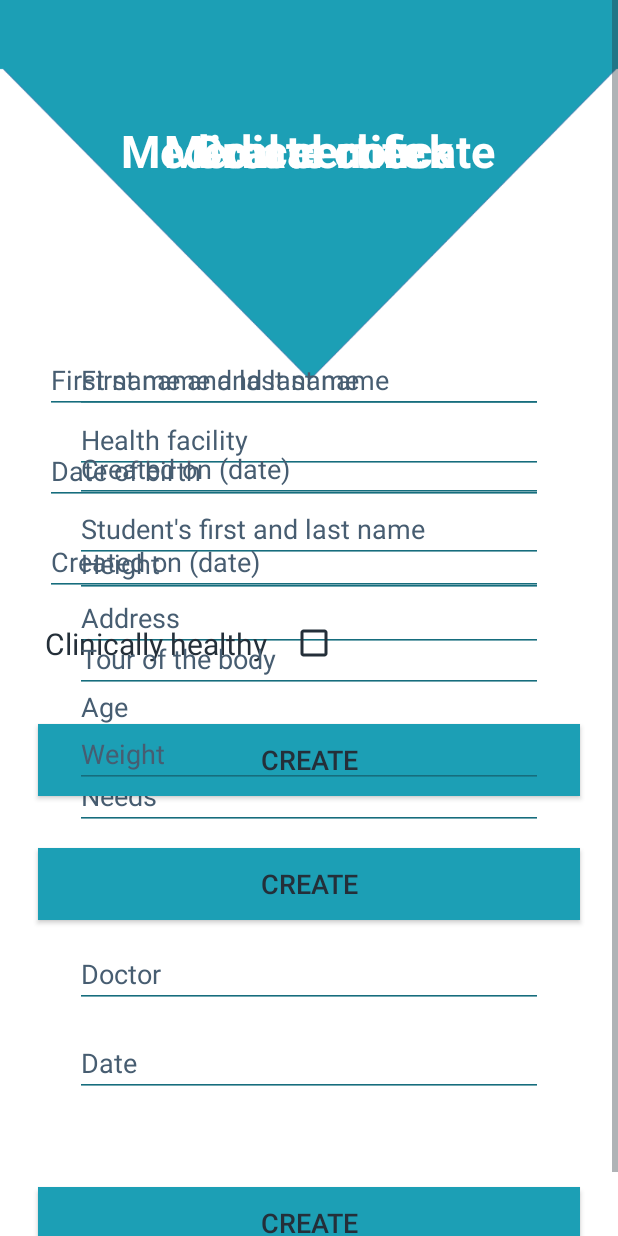
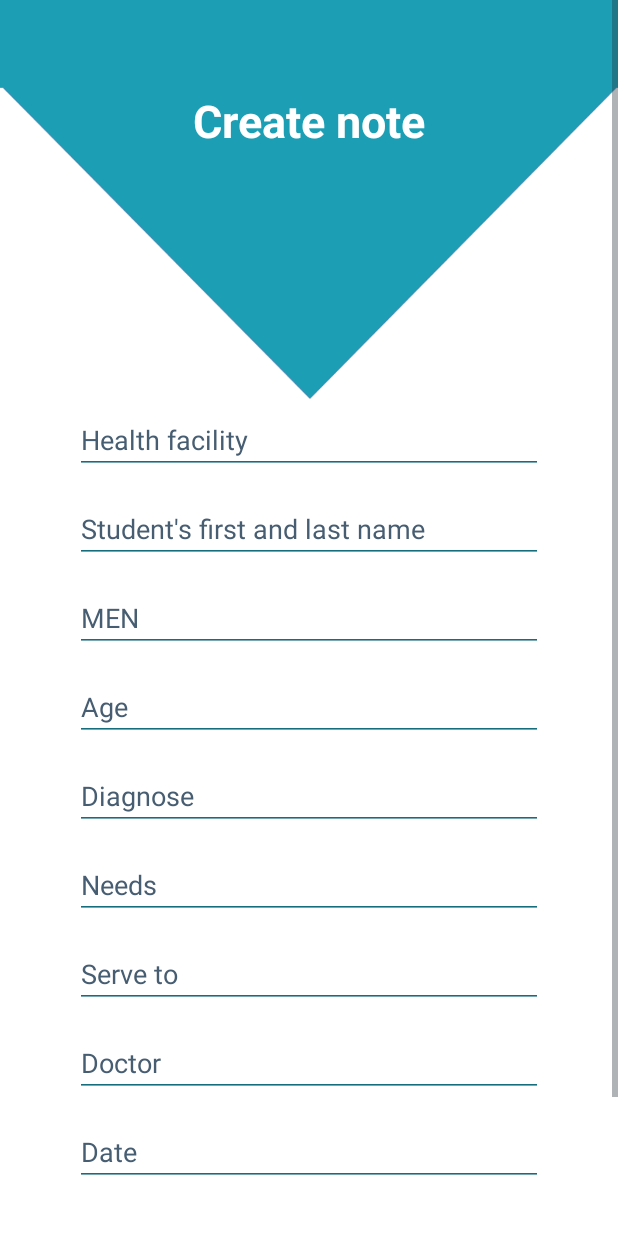
Before and after one commit to sabaton1111/MediNote-Android-master, an Android app: the fragment Main_fragment shown on its own in the app's theme, on a phone screen of 412 x 824 dp. Run offline under Robolectric (Android 15) with nearby library versions, the phone set to English and light mode, and no system bars.

Commit message:
Design update - check_fragment create_fragment fragment_check_medi_note fragment_start main_fragment

```diff
--- a/app/src/main/res/layout/activity_main.xml
+++ b/app/src/main/res/layout/activity_main.xml
@@ -5,7 +5,7 @@
     android:id="@+id/activity_login"
     android:layout_width="match_parent"
     android:layout_height="match_parent"
-    android:background="@color/colorPrimaryDark"
+    android:background="@mipmap/back_check1"
     android:orientation="vertical">
 
     <LinearLayout
--- a/app/src/main/res/layout/check_fragment.xml
+++ b/app/src/main/res/layout/check_fragment.xml
@@ -14,7 +14,7 @@
         android:text="@string/check_note"
         android:id="@+id/enter_nin"
         android:textAlignment="center"
-        android:layout_marginTop="130dp"
+        android:layout_marginTop="100dp"
         android:textSize="30sp"
         android:textStyle="bold"
         android:textColor="@android:color/white"
@@ -29,7 +29,7 @@
             android:layout_height="wrap_content"
             android:id="@+id/check_nin_editbox"
             android:layout_gravity="center_horizontal"
-            android:layout_marginTop="150dp"
+            android:layout_marginTop="160dp"
             android:layout_marginStart="20dp"
             android:layout_marginEnd="20dp"
             android:hint="@string/enter_student_s_nin"
--- a/app/src/main/res/layout/fragment_start.xml
+++ b/app/src/main/res/layout/fragment_start.xml
@@ -25,6 +25,7 @@
         android:layout_width="match_parent"
         android:layout_height="wrap_content"
         android:id="@+id/buttonNext"
+        android:textSize="18sp"
         android:layout_alignParentBottom="true"
         android:layout_centerHorizontal="true"
         android:layout_marginBottom="22dp"
--- a/app/src/main/res/layout/fragment_student_registration.xml
+++ b/app/src/main/res/layout/fragment_student_registration.xml
@@ -103,7 +103,8 @@
             android:layout_below="@+id/editTextStudentNIN"
             android:layout_marginTop="15dp"
             android:layout_marginStart="25dp"
-            android:layout_marginBottom="20dp"
+            android:layout_marginBottom="30dp"
+            android:textSize="18sp"
             android:layout_marginEnd="25dp" />
 
 
--- a/app/src/main/res/layout/main_fragment.xml
+++ b/app/src/main/res/layout/main_fragment.xml
@@ -5,10 +5,10 @@
     android:id="@+id/activity_login"
     android:layout_width="match_parent"
     android:layout_height="match_parent"
-    android:background="@mipmap/back_check1"
+    android:background="@android:color/white"
     android:orientation="vertical">
 
-
+<!--
     <TabHost
         android:layout_width="match_parent"
         android:layout_height="match_parent"
@@ -38,6 +38,7 @@
                     android:layout_width="match_parent"
                     android:layout_height="match_parent"
                     android:orientation="vertical">
+                    -->
                     <ScrollView
                         android:layout_width="match_parent"
                         android:layout_height="match_parent"
@@ -46,21 +47,15 @@
                         android:layout_alignParentStart="true">
                         <RelativeLayout
                             android:layout_width="match_parent"
-                            android:layout_height="match_parent"
+                            android:layout_height="wrap_content"
                             >
                             <ImageView
                                 android:id="@+id/background_one"
                                 android:layout_width="match_parent"
-                                android:layout_marginTop="-300dp"
-                                android:layout_height="match_parent"
-                                android:src="@mipmap/back_check1"/>
-
-                            <ImageView
-
-                                android:id="@+id/background_two"
-                                android:layout_width="0dp"
-                                android:layout_height="0dp"
-                                android:src="@mipmap/white_back"/>
+                               android:layout_marginTop="-150dp"
+                                android:src="@mipmap/blue"
+                                android:layout_height="wrap_content"
+                               />
 
                             <TextView
                                 android:text="@string/create_note1"
@@ -68,7 +63,7 @@
                                 android:id="@+id/textView"
                                 android:layout_height="wrap_content"
                                 android:layout_marginStart="30dp"
-                                android:layout_marginTop="80dp"
+                                android:layout_marginTop="60dp"
                                 android:textSize="30sp"
                                 android:textStyle="bold"
                                 android:textAlignment="center"
@@ -80,7 +75,8 @@
                                 android:layout_height="wrap_content"
                                 android:id="@+id/editTextHealthFacilityCreate"
                                 android:layout_below="@+id/textView"
-                                android:layout_marginTop="150dp"
+                                android:layout_marginTop="170dp"
+                                android:textColor="@color/colorPrimaryDark"
                                 android:hint="@string/health_facility"
                                 android:textColorHint="@color/hintTextColor"
                                 android:theme="@style/MyEditTextTheme"
@@ -100,45 +96,63 @@
                                 android:theme="@style/MyEditTextTheme"
                                 android:layout_marginLeft="50dp"
                                 android:ems="10"
+                                android:textColor="@color/colorPrimaryDark"
                                 android:layout_marginRight="50dp"/>
 
                             <EditText
                                 android:layout_width="match_parent"
                                 android:layout_height="wrap_content"
-                                android:id="@+id/editTextAddressCreate"
+                                android:id="@+id/editTextMENCreate"
                                 android:layout_below="@+id/editTextStudentNameCreate"
                                 android:layout_marginTop="14dp"
-                                android:hint="@string/address"
+                                android:hint="@string/MEN"
+                                android:inputType="number"
                                 android:textColorHint="@color/hintTextColor"
                                 android:theme="@style/MyEditTextTheme"
                                 android:layout_marginLeft="50dp"
                                 android:ems="10"
+                                android:textColor="@color/colorPrimaryDark"
                                 android:layout_marginRight="50dp"/>
 
                             <EditText
                                 android:layout_width="match_parent"
                                 android:layout_height="wrap_content"
                                 android:id="@+id/editTextAgeCreate"
-                                android:layout_below="@+id/editTextAddressCreate"
+                                android:layout_below="@+id/editTextMENCreate"
                                 android:layout_marginTop="14dp"
                                 android:hint="@string/age"
                                 android:theme="@style/MyEditTextTheme"
                                 android:layout_marginLeft="50dp"
                                 android:ems="10"
+                                android:textColor="@color/colorPrimaryDark"
                                 android:textColorHint="@color/hintTextColor"
                                 android:layout_marginRight="50dp"/>
-
 
                             <EditText
                                 android:layout_width="match_parent"
                                 android:layout_height="wrap_content"
-                                android:id="@+id/editTextNeedsCreate"
+                                android:id="@+id/editTextDiagnoseCreate"
                                 android:layout_below="@+id/editTextAgeCreate"
                                 android:textColorHint="@color/hintTextColor"
                                 android:layout_marginTop="14dp"
                                 android:theme="@style/MyEditTextTheme"
                                 android:layout_marginLeft="50dp"
                                 android:ems="10"
+                                android:textColor="@color/colorPrimaryDark"
+                                android:hint="@string/diagnose"
+                                android:layout_marginRight="50dp"
+                                />
+                            <EditText
+                                android:layout_width="match_parent"
+                                android:layout_height="wrap_content"
+                                android:id="@+id/editTextNeedsCreate"
+                                android:layout_below="@+id/editTextDiagnoseCreate"
+                                android:textColorHint="@color/hintTextColor"
+                                android:layout_marginTop="14dp"
+                                android:theme="@style/MyEditTextTheme"
+                                android:layout_marginLeft="50dp"
+                                android:ems="10"
+                                android:textColor="@color/colorPrimaryDark"
                                 android:hint="@string/needs"
                                 android:layout_marginRight="50dp"/>
 
@@ -152,6 +166,7 @@
                                 android:theme="@style/MyEditTextTheme"
                                 android:layout_marginLeft="50dp"
                                 android:ems="10"
+                                android:textColor="@color/colorPrimaryDark"
                                 android:hint="@string/serve_to"
                                 android:textColorHint="@color/hintTextColor"
                                 android:layout_marginRight="50dp"/>
@@ -166,6 +181,7 @@
                                 android:layout_marginLeft="50dp"
                                 android:theme="@style/MyEditTextTheme"
                                 android:ems="10"
+                                android:textColor="@color/colorPrimaryDark"
                                 android:hint="@string/doctor"
                                 android:layout_marginRight="50dp"/>
 
@@ -178,6 +194,7 @@
                                 android:layout_marginTop="14dp"
                                 android:layout_marginLeft="50dp"
                                 android:ems="10"
+                                android:textColor="@color/colorPrimaryDark"
                                 android:hint="@string/date"
                                 android:textColorHint="@color/hintTextColor"
                                 android:theme="@style/MyEditTextTheme"
@@ -205,7 +222,7 @@
 
                     </ScrollView>
                 </RelativeLayout>
-                <!-- Медицинско удостоверение -->
+    <!--
                 <RelativeLayout
                     android:id="@+id/tab2"
                     android:layout_width="match_parent"
@@ -321,7 +338,7 @@
                     </ScrollView>
 
                 </RelativeLayout>
-                <!-- Профилактичен преглед -->
+
                 <RelativeLayout
                     android:id="@+id/tab3"
                     android:layout_width="match_parent"
@@ -448,4 +465,6 @@
             </FrameLayout>
         </LinearLayout>
     </TabHost>
-</RelativeLayout>
+
+
+</RelativeLayout>  -->
```
Also changed, not shown: app/src/main/java/com/skullybunny/medinoteservices/medinote/Main_fragment.java (+2 -22 lines), app/src/main/java/com/skullybunny/medinoteservices/medinote/Note_details_fragment.java (+0 -18 lines), app/src/main/res/layout/create_fragment.xml (+13 -15 lines), app/src/main/res/layout/fragment_check_medi_note_by_men.xml (+8 -6 lines), app/src/main/res/mipmap/blue.png (added), 1 other file.
